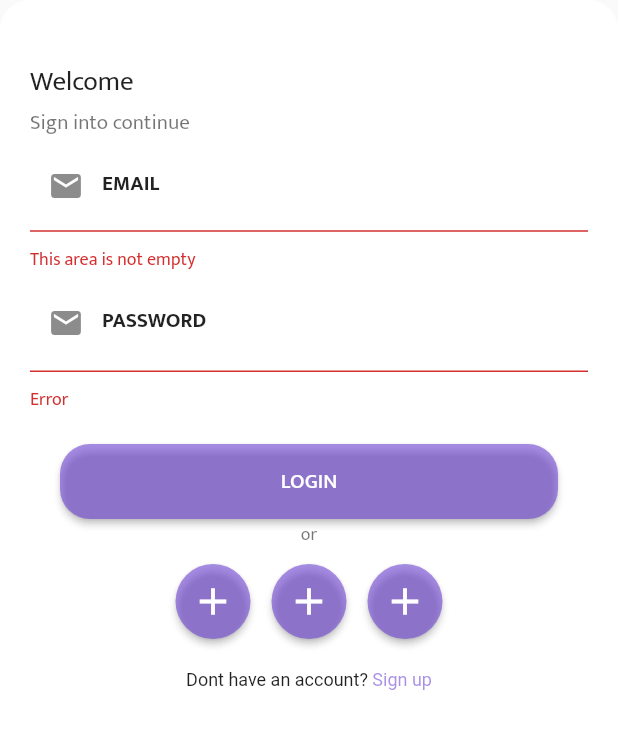
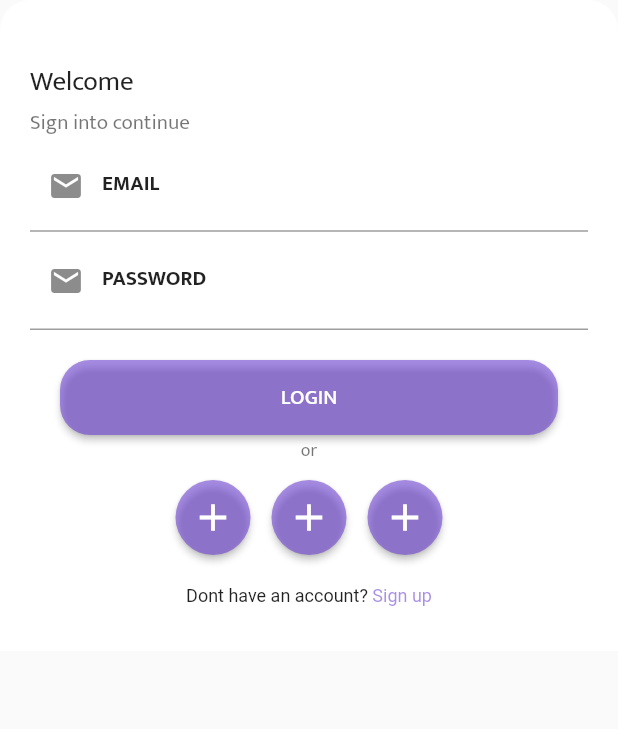
Before and after one commit to kahveciogluo/geo_game, a Flutter app: the LoginBottomSheet widget shown alone on an empty page, opened directly, on a phone screen of 412 x 824 dp. Shown: the top 729 px of the screen. Run offline on Flutter 3.47's test engine with Material 2 defaults, Android fonts, the phone set to English and light mode, and no system bars; our stand-ins replace rive.

Commit message:
upgrade flutter and dart sdk version

```diff
--- a/lib/ui/bottom_sheets/login_bottom_sheet.dart
+++ b/lib/ui/bottom_sheets/login_bottom_sheet.dart
@@ -12,13 +12,12 @@ class LoginBottomSheet extends StatefulWidget {
 }
 
 class _LoginBottomSheetState extends State<LoginBottomSheet> {
-  GlobalKey<FormState> _formState = GlobalKey();
-  bool isAutoValidate = false;
+  final GlobalKey<FormState> _formState = GlobalKey();
 
   @override
   Widget build(BuildContext context) {
     return Container(
-      decoration: BoxDecoration(
+      decoration: const BoxDecoration(
         color: Colors.white,
         borderRadius: BorderRadius.only(
             topLeft: Radius.circular(20), topRight: Radius.circular(20)),
@@ -29,21 +28,21 @@ class _LoginBottomSheetState extends State<LoginBottomSheet> {
           mainAxisSize: MainAxisSize.min,
           crossAxisAlignment: CrossAxisAlignment.start,
           children: [
-            Text('Welcome', style: TextStyle(color: Colors.black87, fontSize: 18)),
-            Text('Sign into continue', style: TextStyle(color: Colors.black54),),
+            const Text('Welcome', style: TextStyle(color: Colors.black87, fontSize: 18)),
+            const Text('Sign into continue', style: TextStyle(color: Colors.black54),),
             buildFormView(),
-            SizedBox(height: 20),
+            const SizedBox(height: 20),
             Padding(
               padding: const EdgeInsets.symmetric(horizontal: 20),
               child: GeoGameButton(buttonText: 'LOGIN', onPressed: (){},buttonStyle: MyButtonStyles.primary,),
             ),
-            Center(child: Text('or', style: TextStyle(color: Colors.black54, fontSize: 12))),
-            SizedBox(height: 10),
+            const Center(child: Text('or', style: TextStyle(color: Colors.black54, fontSize: 12))),
+            const SizedBox(height: 10),
             buildLoginIconButtons(),
             Center(
               child: Padding(
-                padding: EdgeInsets.symmetric(vertical:20),
-                child: buildDontHaveAnAccountText(),
+                padding: const EdgeInsets.symmetric(vertical:20),
+                child: buildDoNotHaveAnAccountText(),
               ),
             )
           ],
@@ -52,21 +51,22 @@ class _LoginBottomSheetState extends State<LoginBottomSheet> {
     );
   }
 
-  RichText buildDontHaveAnAccountText() {
+  RichText buildDoNotHaveAnAccountText() {
     return RichText(
           text: TextSpan(children: [
-          TextSpan(text: 'Dont have an account? ',
+          const TextSpan(text: 'Dont have an account? ',
             style: TextStyle(color: Colors.black87, fontSize: 12),
           ),
           TextSpan(
             text: 'Sign up',
-            style: TextStyle(color: Color(0x966D40D4), fontSize: 12),
+            style: const TextStyle(color: Color(0x966D40D4), fontSize: 12),
             recognizer: TapGestureRecognizer()..onTap = (){
+              Navigator.pop(context);
               showModalBottomSheet(
                   isScrollControlled: true,
                   backgroundColor: Colors.transparent,
                   context: context,
-                  builder: (context) => SignUpBottomSheet()
+                  builder: (context) => const SignUpBottomSheet()
               );
             },
           ),
@@ -81,26 +81,26 @@ class _LoginBottomSheetState extends State<LoginBottomSheet> {
             children: [
               ElevatedButton(
                 style: ElevatedButton.styleFrom(
-                    shape: CircleBorder(),
-                    padding: EdgeInsets.all(10),
+                    shape: const CircleBorder(),
+                    padding: const EdgeInsets.all(10),
                 ),
-                child: Icon( Icons.add, size: 30),
+                child: const Icon( Icons.add, size: 30),
                 onPressed: () {},
               ),
               ElevatedButton(
                 style: ElevatedButton.styleFrom(
-                    shape: CircleBorder(),
-                    padding: EdgeInsets.all(10),
+                    shape: const CircleBorder(),
+                    padding: const EdgeInsets.all(10),
                 ),
-                child: Icon( Icons.add, size: 30),
+                child: const Icon( Icons.add, size: 30),
                 onPressed: () {},
               ),
               ElevatedButton(
                 style: ElevatedButton.styleFrom(
-                    shape: CircleBorder(),
-                    padding: EdgeInsets.all(10),
+                    shape: const CircleBorder(),
+                    padding: const EdgeInsets.all(10),
                 ),
-                child: Icon( Icons.add, size: 30),
+                child: const Icon( Icons.add, size: 30),
                 onPressed: () {},
               ),
           ],);
@@ -109,7 +109,6 @@ class _LoginBottomSheetState extends State<LoginBottomSheet> {
   Form buildFormView() {
     return Form(
       key: _formState,
-      autovalidate: true,
             child: Column(
               children: [
                 TextFormField(
@@ -117,8 +116,8 @@ class _LoginBottomSheetState extends State<LoginBottomSheet> {
                     return value!.isEmpty ? 'This area is not empty' : null ;
                   },
                   keyboardType: TextInputType.emailAddress,
-                  style: TextStyle(color: Colors.black87, fontSize: 14),
-                  decoration: InputDecoration(
+                  style: const TextStyle(color: Colors.black87, fontSize: 14),
+                  decoration: const InputDecoration(
                     labelText: 'EMAIL',
                     labelStyle: TextStyle(color: Colors.black87, fontSize: 14, fontWeight: FontWeight.bold),
                     hintText: 'example@gmail.com',
@@ -132,7 +131,7 @@ class _LoginBottomSheetState extends State<LoginBottomSheet> {
                     return value!.length >= 6 ? null : 'Error' ;
                   },
                   keyboardType: TextInputType.visiblePassword,
-                  decoration: InputDecoration(
+                  decoration: const InputDecoration(
                     labelText: 'PASSWORD',
                     labelStyle: TextStyle(color: Colors.black87, fontSize: 14, fontWeight: FontWeight.bold),
                     hintText: 'Your password must be at least 6 characters',
--- a/lib/ui/widgets/button.dart
+++ b/lib/ui/widgets/button.dart
@@ -2,7 +2,7 @@ import 'package:flutter/material.dart';
 
 class GeoGameButton extends StatefulWidget {
   final String buttonText;
-  final OnPressed onPressed;
+  final GestureTapCallback onPressed;
   final ButtonStyle buttonStyle;
   const GeoGameButton({Key? key, required this.buttonStyle, required this.buttonText, required this.onPressed}) : super(key: key);
 
@@ -15,10 +15,8 @@ class _GeoGameButtonState extends State<GeoGameButton> {
   Widget build(BuildContext context) {
     return ElevatedButton(
       style: widget.buttonStyle,
-      onPressed: ()=> widget.onPressed,
+      onPressed: widget.onPressed,
       child: Text(widget.buttonText,),
     );
   }
 }
-
-typedef OnPressed = void Function();
--- a/pubspec.yaml
+++ b/pubspec.yaml
@@ -30,7 +30,7 @@ dependencies:
   flutter:
     sdk: flutter
 
-  rive: ^0.8.1
+  rive: ^0.8.4
 
 
   # The following adds the Cupertino Icons font to your application.
```
Also changed, not shown: lib/ui/bottom_sheets/signup_bottom_sheet.dart (+12 -13 lines), lib/ui/pages/home_page.dart (+10 -8 lines), pubspec.lock, 3 other files.
